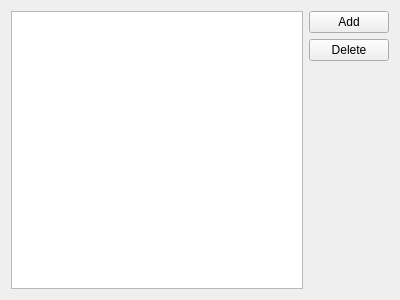
esa/spacecreator, file src/libs/libiveditor/properties/archetypeswidget.ui: the form before one commit.
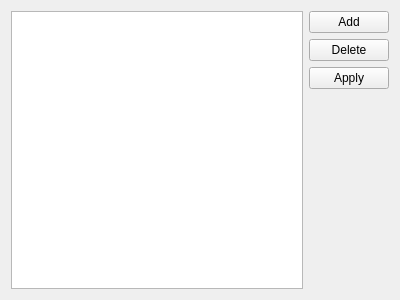
The form after the commit.

Commit message: ArchetypeImpl: Added Archetype widget combo box

What changed in the file:
```diff
--- a/src/libs/libiveditor/properties/archetypeswidget.ui
+++ b/src/libs/libiveditor/properties/archetypeswidget.ui
@@ -14,7 +14,7 @@
    <string>Form</string>
   </property>
   <layout class="QGridLayout" name="gridLayout">
-   <item row="0" column="0" rowspan="3">
+   <item row="0" column="0" rowspan="4">
     <widget class="QTableView" name="tableView">
      <property name="selectionMode">
       <enum>QAbstractItemView::SingleSelection</enum>
@@ -48,6 +48,13 @@
     </widget>
    </item>
    <item row="2" column="1">
+    <widget class="QPushButton" name="applyButton">
+     <property name="text">
+      <string>Apply</string>
+     </property>
+    </widget>
+   </item>
+   <item row="3" column="1">
     <spacer name="verticalSpacer">
      <property name="orientation">
       <enum>Qt::Vertical</enum>
```
The commit also changes 7 other files.
